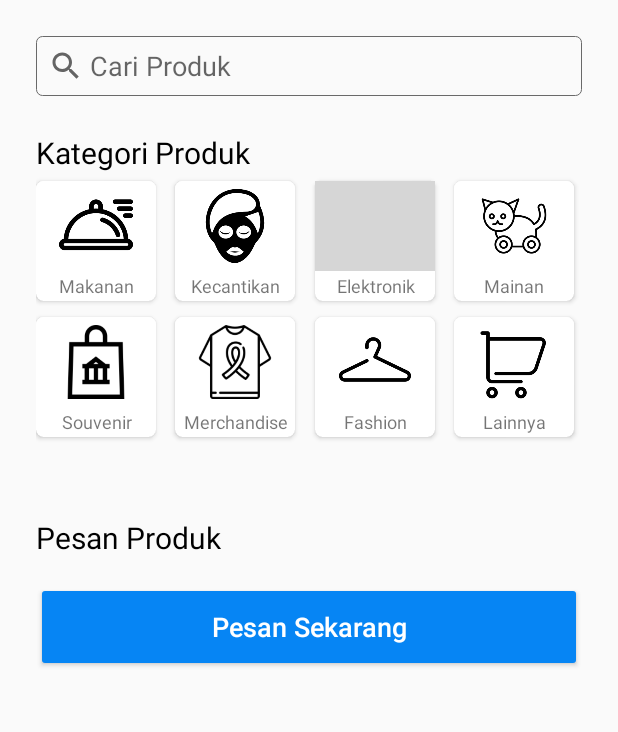
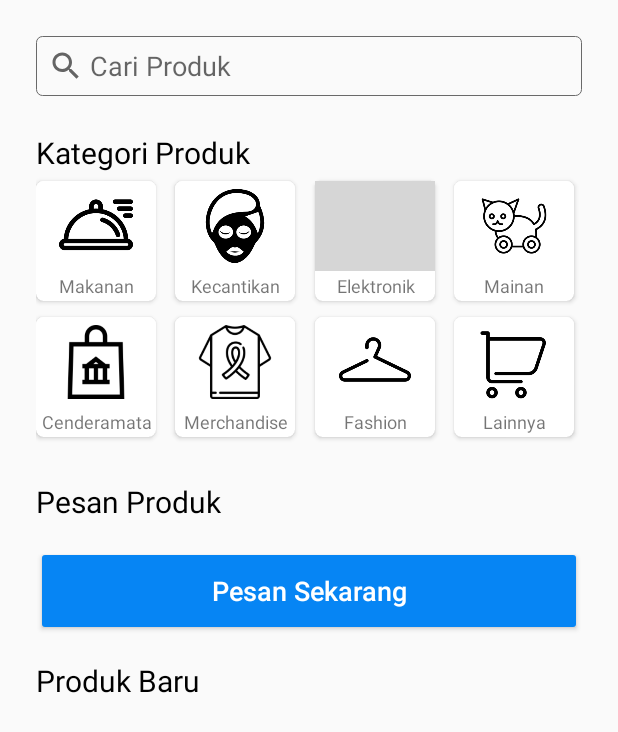
Before and after one commit to kalebwijaya/NitipAja, an Android app: the fragment HomeFragment shown on its own in the app's theme, on a phone screen of 412 x 824 dp. Shown: the top 732 px of the screen. Run offline under Robolectric (Android 15) with nearby library versions, the phone set to English and light mode, and no system bars; our stand-ins replace Firebase (no records; nobody signed in at launch, a user with empty details on screens opened directly); grey boxes are pictures that could not be loaded.

Commit message:
Home Fragment Add List New Produk Done

```diff
--- a/app/src/main/java/com/example/nitipaja/ui/home/HomeFragment.java
+++ b/app/src/main/java/com/example/nitipaja/ui/home/HomeFragment.java
@@ -15,20 +15,38 @@ import android.widget.TextView;
 import androidx.annotation.NonNull;
 import androidx.fragment.app.Fragment;
 import androidx.recyclerview.widget.GridLayoutManager;
+import androidx.recyclerview.widget.LinearLayoutManager;
 import androidx.recyclerview.widget.RecyclerView;
 
 import com.example.nitipaja.R;
+import com.example.nitipaja.ui.category.CategoryActivity;
+import com.example.nitipaja.ui.category.CategoryAdapter;
+import com.example.nitipaja.ui.category.CategoryModel;
 import com.example.nitipaja.ui.home.orderProduct.OrderProductActivity;
 import com.example.nitipaja.ui.search.SearchActivity;
+import com.google.firebase.auth.FirebaseAuth;
+import com.google.firebase.database.DataSnapshot;
+import com.google.firebase.database.DatabaseError;
+import com.google.firebase.database.DatabaseReference;
+import com.google.firebase.database.FirebaseDatabase;
+import com.google.firebase.database.ValueEventListener;
 
 import java.util.ArrayList;
 import java.util.List;
 
 public class HomeFragment extends Fragment {
 
+    private String userID;
+
     private List<Category> categoryList;
     private Button btnToOrder;
     private EditText mSearchBar;
+    private RecyclerView rvCategory, rvListProduk;
+
+    private FirebaseAuth fAuth;
+    private DatabaseReference databaseReference;
+    private ArrayList<CategoryModel> listProduct;
+    private CategoryAdapter categoryAdapter;
 
     public View onCreateView(@NonNull LayoutInflater inflater,
                              ViewGroup container, Bundle savedInstanceState) {
@@ -44,6 +62,16 @@ public class HomeFragment extends Fragment {
         View root = inflater.inflate(R.layout.fragment_home, container, false);
 
         mSearchBar = root.findViewById(R.id.et_home_search_bar);
+        rvCategory = root.findViewById(R.id.rv_category);
+        rvListProduk = root.findViewById(R.id.rv_home_produk_list);
+
+        fAuth = FirebaseAuth.getInstance();
+        userID = fAuth.getUid();
+        listProduct = new ArrayList<>();
+        rvListProduk.setLayoutManager(new LinearLayoutManager(getContext()));
+
+        databaseReference = FirebaseDatabase.getInstance().getReference("transaction");
+
         mSearchBar.setOnEditorActionListener(editorListener);
 
         btnToOrder = root.findViewById(R.id.btn_home_to_order_item);
@@ -56,10 +84,31 @@ public class HomeFragment extends Fragment {
             }
         });
 
-        RecyclerView rvCategory = root.findViewById(R.id.rv_category);
+
         CategoryRecyclerViewAdapter myAdapter = new CategoryRecyclerViewAdapter(getContext(), categoryList);
         rvCategory.setLayoutManager(new GridLayoutManager(getContext(),4));
         rvCategory.setAdapter(myAdapter);
+
+        databaseReference.addValueEventListener(new ValueEventListener() {
+            @Override
+            public void onDataChange(@NonNull DataSnapshot dataSnapshot) {
+                for (DataSnapshot postSnapshot : dataSnapshot.getChildren()){
+                    CategoryModel categoryModel = postSnapshot.getValue(CategoryModel.class);
+                    if(!(categoryModel.getUserID().equals(userID))
+                            && (categoryModel.getItemStatus().equals("Menunggu"))
+                    ){
+                        listProduct.add(categoryModel);
+                    }
+                }
+                categoryAdapter = new CategoryAdapter(getContext(),listProduct);
+                rvListProduk.setAdapter(categoryAdapter);
+            }
+
+            @Override
+            public void onCancelled(@NonNull DatabaseError databaseError) {
+
+            }
+        });
 
         return root;
     }
--- a/app/src/main/res/layout/fragment_home.xml
+++ b/app/src/main/res/layout/fragment_home.xml
@@ -7,11 +7,26 @@
     tools:context=".ui.home.HomeFragment">
 
     <TextView
+        android:id="@+id/textView7"
+        android:layout_width="0dp"
+        android:layout_height="wrap_content"
+        android:layout_marginStart="24dp"
+        android:layout_marginTop="16dp"
+        android:layout_marginEnd="16dp"
+        android:text="Produk Baru"
+        android:textColor="@color/black"
+        android:textSize="20sp"
+        app:layout_constraintEnd_toEndOf="parent"
+        app:layout_constraintHorizontal_bias="0.0"
+        app:layout_constraintStart_toStartOf="parent"
+        app:layout_constraintTop_toBottomOf="@+id/btn_home_to_order_item" />
+
+    <TextView
         android:id="@+id/textView3"
         android:layout_width="0dp"
         android:layout_height="wrap_content"
         android:layout_marginStart="24dp"
-        android:layout_marginTop="48dp"
+        android:layout_marginTop="24dp"
         android:layout_marginEnd="16dp"
         android:text="Pesan Produk"
         android:textColor="@color/black"
@@ -81,5 +96,17 @@
         app:layout_constraintStart_toStartOf="parent"
         app:layout_constraintTop_toTopOf="parent" />
 
+    <androidx.recyclerview.widget.RecyclerView
+        android:id="@+id/rv_home_produk_list"
+        android:layout_width="0dp"
+        android:layout_height="0dp"
+        android:layout_marginStart="24dp"
+        android:layout_marginTop="16dp"
+        android:layout_marginEnd="24dp"
+        app:layout_constraintBottom_toBottomOf="parent"
+        app:layout_constraintEnd_toEndOf="parent"
+        app:layout_constraintStart_toStartOf="parent"
+        app:layout_constraintTop_toBottomOf="@+id/textView7" />
+
 
 </androidx.constraintlayout.widget.ConstraintLayout>
--- a/app/src/main/res/values/strings.xml
+++ b/app/src/main/res/values/strings.xml
@@ -10,7 +10,7 @@
         <item>Kecantikan</item>
         <item>Elektronik</item>
         <item>Mainan</item>
-        <item>Souvenir</item>
+        <item>Cenderamata</item>
         <item>Merchandise</item>
         <item>Fashion</item>
         <item>Lainnya</item>
```
